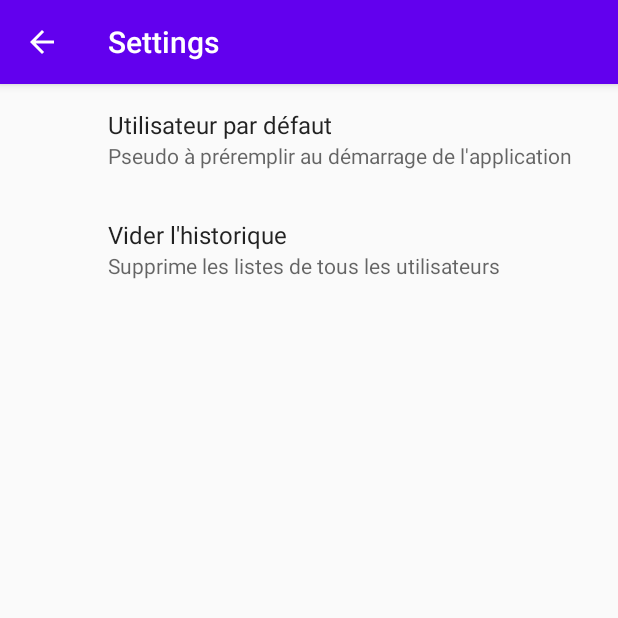
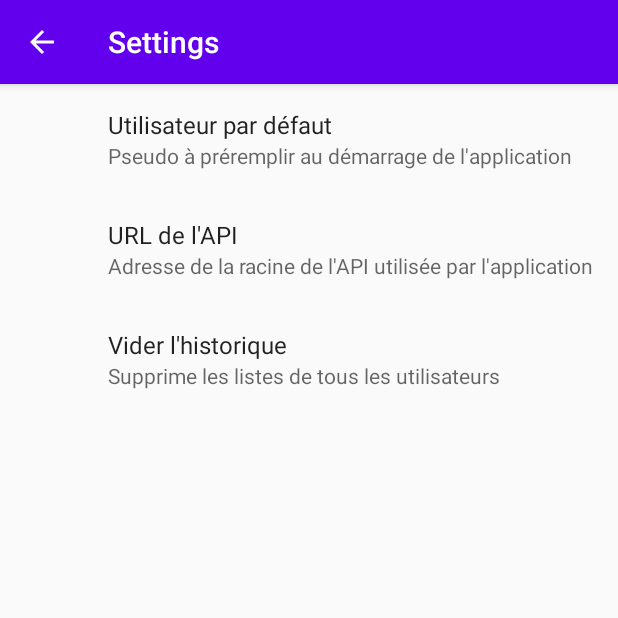
Before and after one commit to Arkelis/SequenceOneTodoList, an Android app: the screen it shows after launch (SettingsActivity), in the options menu, after a tap on "Préférences", on a phone screen of 412 x 824 dp, the top half of it. Run offline under Robolectric (Android 15) with nearby library versions, the phone set to English and light mode, and no system bars; our stand-ins replace androidx.preference; network calls fail; 1 statement that could not run was skipped.

Commit message:
Add settings key for API

```diff
--- a/app/src/main/java/com/example/sequenceonetodolist/BaseActivity.kt
+++ b/app/src/main/java/com/example/sequenceonetodolist/BaseActivity.kt
@@ -1,9 +1,12 @@
 package com.example.sequenceonetodolist
 
 import android.content.Intent
+import android.os.Bundle
 import android.view.Menu
 import android.view.MenuItem
 import androidx.appcompat.app.AppCompatActivity
+import androidx.preference.PreferenceManager
+import com.example.sequenceonetodolist.data.DataProvider
 import kotlinx.coroutines.CoroutineScope
 import kotlinx.coroutines.Dispatchers
 import kotlinx.coroutines.SupervisorJob
@@ -16,6 +19,14 @@ open class BaseActivity : AppCompatActivity() {
     val activityScope = CoroutineScope(
         SupervisorJob() + Dispatchers.Main
     )
+
+    lateinit var dataProvider: DataProvider
+
+    override fun onCreate(savedInstanceState: Bundle?) {
+        super.onCreate(savedInstanceState)
+        dataProvider = DataProvider(PreferenceManager.getDefaultSharedPreferences(this).getString("apiUrl", "http://tomnab.fr/todo-api/api/")!!)
+    }
+
 
     override fun onCreateOptionsMenu(menu: Menu?): Boolean {
         menuInflater.inflate(R.menu.menu, menu)
--- a/app/src/main/java/com/example/sequenceonetodolist/MainActivity.kt
+++ b/app/src/main/java/com/example/sequenceonetodolist/MainActivity.kt
@@ -5,9 +5,7 @@ import android.os.Bundle
 import android.widget.Button
 import android.widget.EditText
 import androidx.preference.PreferenceManager.getDefaultSharedPreferences
-import com.example.sequenceonetodolist.data.DataProvider
 import kotlinx.coroutines.launch
-import java.io.File
 
 /**
  * Activité principale
@@ -37,11 +35,8 @@ class MainActivity : BaseActivity() {
         val pseudo = pseudoField.text.toString()
         val password = passwordField.text.toString()
 
-        // Ajout de l'utilisateur à la liste des utilisateurs connus s'il n'est pas déjà présent
-        val pseudoFile = File(this.filesDir, getString(R.string.users_filename))
-
         activityScope.launch {
-            val hash = DataProvider.login(pseudo, password)
+            val hash = dataProvider.login(pseudo, password)
             // On crée le bundle avec le pseudo puis on lance l'activité
             val b = Bundle()
             b.putString("userHash", hash)
--- a/app/src/main/java/com/example/sequenceonetodolist/data/DataProvider.kt
+++ b/app/src/main/java/com/example/sequenceonetodolist/data/DataProvider.kt
@@ -1,17 +1,18 @@
 package com.example.sequenceonetodolist.data
 
+import android.util.Log
 import com.example.sequenceonetodolist.model.ItemResponse
 import com.example.sequenceonetodolist.model.ItemToDo
 import retrofit2.Retrofit
 import retrofit2.converter.gson.GsonConverterFactory
 
-object DataProvider {
-    // private const val API_URL = "http://tomnab.fr/todo-api/"
-    // private const val API_URL = "http://todo-api.localhost/api/"
-    private const val API_URL = "http://192.168.1.52/api/"
+class DataProvider(val apiUrl: String) {
+    // private val API_URL = "http://tomnab.fr/todo-api/"
+    // private val API_URL = "http://todo-api.localhost/api/"
+    // private val API_URL = "http://192.168.1.52/api/"
 
     private val service = Retrofit.Builder()
-        .baseUrl(API_URL)
+        .baseUrl(apiUrl)
         .addConverterFactory(GsonConverterFactory.create())
         .build()
         .create(TodoApiService::class.java)
@@ -22,11 +23,13 @@ object DataProvider {
     suspend fun addList(name: String, hash: String): Long? = service.addList(name, hash).list?.id
     suspend fun items(listId: Long, hash: String) = service.items(listId, hash).items.toItemToDo()
     suspend fun addItem(listId: Long, name: String, hash: String): Long? = service.addItem(listId, name, hash).item?.id
-    suspend fun toggleItem(listId: Long, itemId: Long, label: String, boolean: Boolean, hash: String): Boolean {
+    suspend fun toggleItem(listId: Long, itemId: Long, boolean: Boolean, hash: String): Boolean {
         val check = if (boolean) 1 else 0
-        return service.toggleItem(listId, itemId, label, check, hash).success
+        Log.e("App", "Valeur de check : $check")
+
+        return service.toggleItem(listId = listId, itemId = itemId, check = check, hash = hash).success
     }
 
-    private fun List<ItemResponse>.toItemToDo() = this.map { ItemToDo(it.id, it.label, it.check) }
+    private fun List<ItemResponse>.toItemToDo() = this.map { ItemToDo(it.id, it.label, it.checked == 1) }
 
 }
--- a/app/src/main/java/com/example/sequenceonetodolist/data/api.kt
+++ b/app/src/main/java/com/example/sequenceonetodolist/data/api.kt
@@ -26,5 +26,5 @@ public interface TodoApiService {
     suspend fun addItem(@Path("listId") listId: Long, @Field("label") itemName: String, @Query("hash") hash: String): ItemCreatedResponse
 
     @PUT("lists/{listId}/items/{itemId}")
-    suspend fun toggleItem(@Path("listId") listId: Long, @Path("itemId") itemId: Long, @Query("label") label: String, @Query("check") check: Int, @Query("hash") hash: String): ItemToggleResponse
+    suspend fun toggleItem(@Path("listId") listId: Long, @Path("itemId") itemId: Long, @Query("check") check: Int, @Query("hash") hash: String): ItemToggleResponse
 }
--- a/app/src/main/java/com/example/sequenceonetodolist/model/ResponseTypes.kt
+++ b/app/src/main/java/com/example/sequenceonetodolist/model/ResponseTypes.kt
@@ -1,6 +1,6 @@
 package com.example.sequenceonetodolist.model
 
-data class ItemResponse(val id: Long, val label: String, val check: Boolean)
+data class ItemResponse(val id: Long, val label: String, val checked: Int)
 data class TodoListResponse(val id: Long, val label: String)
 data class AuthenticateResponse(val version: Int, val success: Boolean, val status: Int, val hash: String? = null)
 data class UsersResponse(val version: Int, val success: Boolean, val status: Int, val users: List<User>)
--- a/app/src/main/res/layout/activity_choose_list.xml
+++ b/app/src/main/res/layout/activity_choose_list.xml
@@ -14,7 +14,7 @@
         android:layout_marginEnd="16dp"
         android:ems="10"
         android:inputType="textPersonName"
-        android:text="@string/list_name"
+        android:hint="@string/list_name"
         android:selectAllOnFocus="true"
         app:layout_constraintBottom_toBottomOf="@+id/btn_list_ok"
         app:layout_constraintEnd_toStartOf="@+id/btn_list_ok"
--- a/app/src/main/res/layout/activity_main.xml
+++ b/app/src/main/res/layout/activity_main.xml
@@ -26,7 +26,7 @@
         android:inputType="textPersonName"
         android:selectAllOnFocus="true"
         android:singleLine="true"
-        android:text="@string/pseudo"
+        android:hint="@string/pseudo"
         app:layout_constraintEnd_toEndOf="parent"
         app:layout_constraintStart_toStartOf="parent"
         app:layout_constraintTop_toBottomOf="@+id/label_pseudo" />
@@ -49,7 +49,7 @@
         android:layout_marginEnd="16dp"
         android:ems="10"
         android:inputType="textPassword"
-        android:text="@string/password"
+        android:hint="@string/password"
         app:layout_constraintEnd_toEndOf="parent"
         app:layout_constraintStart_toStartOf="parent"
         app:layout_constraintTop_toBottomOf="@+id/label_password" />
--- a/app/src/main/res/layout/activity_todo_list.xml
+++ b/app/src/main/res/layout/activity_todo_list.xml
@@ -14,7 +14,7 @@
         android:layout_marginEnd="16dp"
         android:ems="10"
         android:inputType="textPersonName"
-        android:text="@string/item_title"
+        android:hint="@string/item_title"
         android:selectAllOnFocus="true"
         app:layout_constraintBottom_toBottomOf="@+id/btn_item_ok"
         app:layout_constraintEnd_toStartOf="@+id/btn_item_ok"
--- a/app/src/main/res/values/strings.xml
+++ b/app/src/main/res/values/strings.xml
@@ -23,4 +23,11 @@
     <string name="preferences">Préférences</string>
     <string name="users_filename">knownUsers</string>
     <string name="password">Mot de passe</string>
+    <string name="settings_api_title">URL de l\'API</string>
+    <string name="settings_api_summary">Adresse de la racine de l\'API utilisée par l\'application</string>
+    <string name="settings_defaultUser_title">Utilisateur par défaut</string>
+    <string name="settings_defaultUser_summary">Pseudo à préremplir au démarrage de l\'application</string>
+    <string name="settings_clearHistory_title">Vider l\'historique</string>
+    <string name="settings_clearHistory_summary">Supprime les listes de tous les utilisateurs</string>
+    <string name="settings_api_default">http://tomnab.fr/todo-api/api/</string>
 </resources>
--- a/app/src/main/res/xml/root_preferences.xml
+++ b/app/src/main/res/xml/root_preferences.xml
@@ -2,12 +2,19 @@
 
     <EditTextPreference
         app:key="defaultUser"
-        app:title="Utilisateur par défaut"
-        app:summary="Pseudo à préremplir au démarrage de l'application"/>
+        app:title="@string/settings_defaultUser_title"
+        app:summary="@string/settings_defaultUser_summary"/>
+
+    <EditTextPreference
+        app:key="apiUrl"
+        app:title="@string/settings_api_title"
+        app:summary="@string/settings_api_summary"
+        app:defaultValue="@string/settings_api_default"
+            />
 
     <Preference
-        app:title="Vider l'historique"
-        app:summary="Supprime les listes de tous les utilisateurs"
+        app:title="@string/settings_clearHistory_title"
+        app:summary="@string/settings_clearHistory_summary"
         app:widgetLayout="@layout/clear_users"
     />
 
```
Also changed, not shown: app/src/main/java/com/example/sequenceonetodolist/ChooseListActivity.kt (+7 -8 lines), app/src/main/java/com/example/sequenceonetodolist/ShowListActivity.kt (+30 -14 lines).
